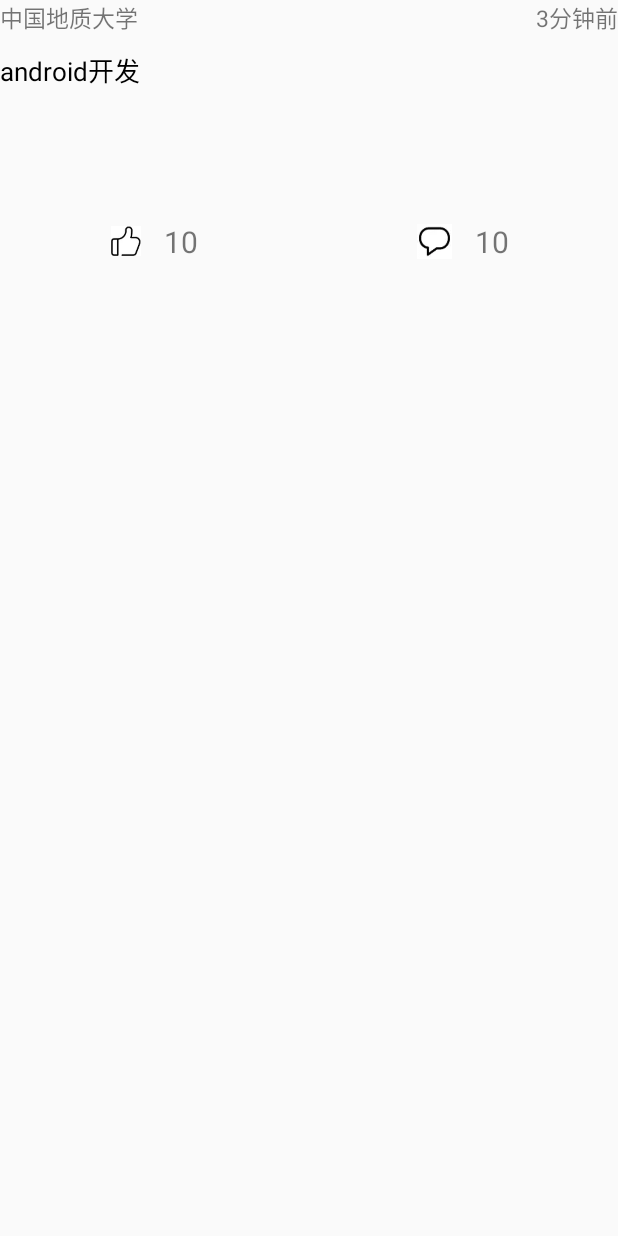
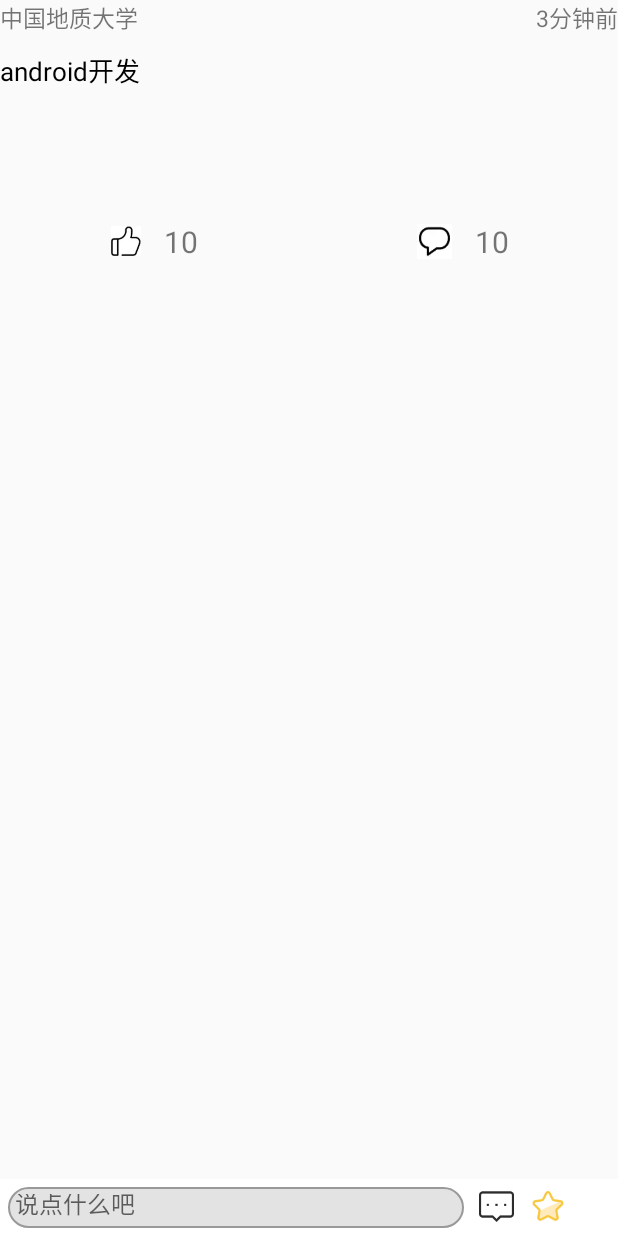
Before and after one commit to zhengzongqi/bishe, an Android app: the NoteDetailActivity screen opened directly, with no data from a screen before it, on a phone screen of 412 x 824 dp. Run offline under Robolectric (Android 15) with nearby library versions, the phone set to English and light mode, and no system bars; libraries missing offline, so code that uses them is left out: cn.bmob.v3, com.makeramen.roundedimageview; 11 statements that could not run were skipped.

Commit message:
完善界面，添加了查找兴趣圈activity

```diff
--- a/ShuDong/app/src/main/AndroidManifest.xml
+++ b/ShuDong/app/src/main/AndroidManifest.xml
@@ -49,8 +49,12 @@
             android:name=".activity.HomeActivity"
             android:label="首页" />
         <activity
-            android:name=".activity.NoteDetailActivity"
+            android:name=".activity.note.NoteDetailActivity"
             android:label="帖子详情页" />
+        <activity
+            android:name=".activity.note.SearchBanActivity"
+            android:label="搜索兴趣圈页" />
+
 
         <meta-data
             android:name="com.google.android.actions"
--- a/ShuDong/app/src/main/java/com/example/administrator/shudong/activity/SplashActivity.java
+++ b/ShuDong/app/src/main/java/com/example/administrator/shudong/activity/SplashActivity.java
@@ -8,6 +8,7 @@ import android.support.annotation.Nullable;
 import android.widget.TextView;
 
 import com.example.administrator.shudong.R;
+import com.example.administrator.shudong.activity.note.SearchBanActivity;
 import com.example.administrator.shudong.activity.user.LoginActivity;
 
 /**
--- a/ShuDong/app/src/main/java/com/example/administrator/shudong/activity/NoteDetailActivity.java
+++ b/ShuDong/app/src/main/java/com/example/administrator/shudong/activity/note/NoteDetailActivity.java
@@ -1,4 +1,4 @@
-package com.example.administrator.shudong.activity;
+package com.example.administrator.shudong.activity.note;
 
 import android.content.Intent;
 import android.os.Bundle;
@@ -13,6 +13,7 @@ import android.widget.TextView;
 import android.widget.Toast;
 
 
+import com.example.administrator.shudong.activity.BaseActivity;
 import com.example.administrator.shudong.bean.Zan_Note;
 import com.makeramen.roundedimageview.RoundedImageView;
 import com.example.administrator.shudong.R;
@@ -49,7 +50,8 @@ public class NoteDetailActivity extends BaseActivity implements View.OnClickList
     private TextView replaycount;
 
     private EditText editText;
-    private Button button;
+    private Button button_reply;
+    private Button button_like;
     private ListView lvnotedetail;
 
     private Note note;
@@ -58,6 +60,7 @@ public class NoteDetailActivity extends BaseActivity implements View.OnClickList
 
     //默认没有点赞
     private Boolean iszan=false;
+    private Boolean islike=false;
     //回复数量
     private int count=0;
 
@@ -87,6 +90,10 @@ public class NoteDetailActivity extends BaseActivity implements View.OnClickList
         zancount=(TextView)findViewById(R.id.note_detail_zancount);
         replaycount=(TextView)findViewById(R.id.note_detail_replaycount);
 
+        editText=(EditText)findViewById(R.id.et_note_detail);
+        button_reply=(Button)findViewById(R.id.bt_send_note_detail);
+        button_like=(Button)findViewById(R.id.bt_like_note_detail);
+
         //设置帖子数据
         type.setText(note.getTypeId());
         time.setText(note.getUpdatedAt().substring(0,10));
@@ -98,6 +105,9 @@ public class NoteDetailActivity extends BaseActivity implements View.OnClickList
         initZanState();
 
         zan.setOnClickListener(this);
+        button_like.setOnClickListener(this);
+        button_reply.setOnClickListener(this);
+
 
         lvnotedetail=(ListView)findViewById(R.id.lv_note_detail);
         commentAdapter=new CommentAdapter(this,mlist);
@@ -297,7 +307,59 @@ public class NoteDetailActivity extends BaseActivity implements View.OnClickList
                     cancelZan();
                 }
                 break;
+            case R.id.bt_send_note_detail:
 
+                String s=editText.getText().toString().trim();
+                if(!TextUtils.isEmpty(s)){
+                    final Comment comment=new Comment();
+                    comment.setNoteId(note.getObjectId());
+                    User user = BmobUser.getCurrentUser(User.class);
+                    comment.setContent(s);
+                    comment.setUserId(user.getObjectId());
+                    comment.save(new SaveListener<String>() {
+                        @Override
+                        public void done(String s, BmobException e) {
+                            if(e==null){
+                                Toast.makeText(NoteDetailActivity.this,"评论成功",Toast.LENGTH_SHORT).show();
+                                mlist.add(comment);
+                                commentAdapter.notifyDataSetChanged();
+
+                                editText.setText("");
+                                //评论数的处理，显示+1，数据库加1
+                                replaycount.setText((++count)+"" );
+
+                                new Thread(new Runnable() {
+                                    @Override
+                                    public void run() {
+                                        note.setNum_Reply(count);
+                                        note.update(note.getObjectId(), new UpdateListener() {
+                                            @Override
+                                            public void done(BmobException e) {
+                                                if(e==null){
+                                                }else {
+                                                }
+                                            }
+                                        });
+                                    }
+                                }).start();
+                            }else{
+                                Toast.makeText(NoteDetailActivity.this,"评论失败，请检查网络",Toast.LENGTH_SHORT).show();
+                            }
+                        }
+                    });
+                }else{
+                    Toast.makeText(this, "亲，输入框不能为空", Toast.LENGTH_SHORT).show();
+                }
+                initCommentdata();
+                break;
         }
     }
+
+
+    @Override
+    public void onResume() {
+        super.onResume();
+        initdata();
+        initCommentdata();
+    }
 }
--- a/ShuDong/app/src/main/java/com/example/administrator/shudong/view/fragment/home/FindFragment.java
+++ b/ShuDong/app/src/main/java/com/example/administrator/shudong/view/fragment/home/FindFragment.java
@@ -15,7 +15,7 @@ import android.widget.ListView;
 import android.widget.Toast;
 
 import com.example.administrator.shudong.R;
-import com.example.administrator.shudong.activity.NoteDetailActivity;
+import com.example.administrator.shudong.activity.note.NoteDetailActivity;
 import com.example.administrator.shudong.view.fragment.BaseFragment;
 import com.example.administrator.shudong.bean.Note;
 import com.example.administrator.shudong.adapter.NoteAdapter;
--- /dev/null
+++ b/ShuDong/app/src/main/res/drawable/editview_comment.xml
@@ -0,0 +1,24 @@
+<?xml version="1.0" encoding="utf-8"?>
+<shape xmlns:android="http://schemas.android.com/apk/res/android">
+
+    <!-- 设置透明背景色 -->
+    <solid android:color="#e3e3e3" />
+
+    <!-- 设置一个黑色边框 -->
+    <stroke
+        android:width="2px"
+        android:color="#999999" />
+    <!-- 设置四个圆角的半径 -->
+    <corners
+        android:bottomLeftRadius="30px"
+        android:bottomRightRadius="30px"
+        android:topLeftRadius="30px"
+        android:topRightRadius="30px" />
+    <!-- 设置一下边距,让空间大一点 -->
+    <padding
+        android:bottom="5dp"
+        android:left="5dp"
+        android:right="5dp"
+        android:top="5dp" />
+
+</shape>
--- a/ShuDong/app/src/main/res/layout/activity_note_detail.xml
+++ b/ShuDong/app/src/main/res/layout/activity_note_detail.xml
@@ -103,13 +103,89 @@
 
     </LinearLayout>
 
+    <RelativeLayout
+        android:layout_width="match_parent"
+        android:layout_height="match_parent"
+        android:orientation="horizontal">
 
-    <ListView
-        android:paddingTop="20dp"
-        android:id="@+id/lv_note_detail"
-        android:layout_width="match_parent"
-        android:dividerHeight="5dp"
-        android:layout_height="wrap_content">
-    </ListView>
+        <LinearLayout
+            android:layout_width="match_parent"
+            android:layout_height="wrap_content">
+
+            <ListView
+                android:id="@+id/lv_note_detail"
+                android:layout_width="match_parent"
+                android:layout_height="match_parent"
+                android:dividerHeight="5dp"
+                android:paddingTop="20dp">
+
+            </ListView>
+
+        </LinearLayout>
+
+        <LinearLayout
+            android:layout_width="match_parent"
+            android:layout_height="wrap_content"
+            android:orientation="vertical"
+            android:layout_alignParentBottom="true"
+            android:background="#FFFFFFFF">
+
+            <TextView
+                android:layout_width="3dp"
+                android:layout_height="5dp" />
+
+            <LinearLayout
+                android:layout_width="match_parent"
+                android:layout_height="wrap_content">
+
+                <TextView
+                    android:layout_width="5dp"
+                    android:layout_height="27dp" />
+
+                <EditText
+                    android:id="@+id/et_note_detail"
+                    android:layout_width="304dp"
+                    android:layout_height="match_parent"
+                    android:layout_gravity="left"
+                    android:textSize="16dp"
+                    android:background="@drawable/editview_comment"
+                    android:hint="说点什么吧" />
+
+                <TextView
+                    android:layout_width="10dp"
+                    android:layout_height="25dp" />
+
+                <Button
+                    android:id="@+id/bt_send_note_detail"
+                    android:layout_width="23dp"
+                    android:layout_height="23dp"
+                    android:layout_gravity="right"
+                    android:background="@drawable/send" />
+
+                <TextView
+                    android:layout_width="10dp"
+                    android:layout_height="25dp" />
+
+                <Button
+                    android:id="@+id/bt_like_note_detail"
+                    android:layout_width="25dp"
+                    android:layout_height="25dp"
+                    android:layout_gravity="right"
+                    android:background="@drawable/like_selected"/>
+
+
+            </LinearLayout>
+
+            <TextView
+                android:layout_width="5dp"
+                android:layout_height="5dp" />
+
+
+
+        </LinearLayout>
+
+
+    </RelativeLayout>
+
 
 </LinearLayout>
```
Also changed, not shown: ShuDong/app/src/main/java/com/example/administrator/shudong/activity/note/SearchBanActivity.java (added, +78 -0 lines), ShuDong/app/src/main/java/com/example/administrator/shudong/adapter/BanAdapter.java (added, +90 -0 lines), ShuDong/app/src/main/java/com/example/administrator/shudong/bean/Type.java (+9 -0 lines), ShuDong/app/src/main/res/layout/activity_searchban.xml (added, +42 -0 lines), ShuDong/app/src/main/res/layout/ewqew.xml (added, +17 -0 lines), ShuDong/app/src/main/res/layout/fragment_find.xml (+6 -4 lines), ShuDong/app/src/main/res/layout/item_searchban.xml (added, +43 -0 lines), ShuDong/app/src/main/res/drawable/add.png (added), ShuDong/app/src/main/res/drawable/add_comment.png (added), ShuDong/app/src/main/res/drawable/like.png (added), ShuDong/app/src/main/res/drawable/like_selected.png (added), ShuDong/app/src/main/res/drawable/search.png (added), ShuDong/app/src/main/res/drawable/send.png (added).
